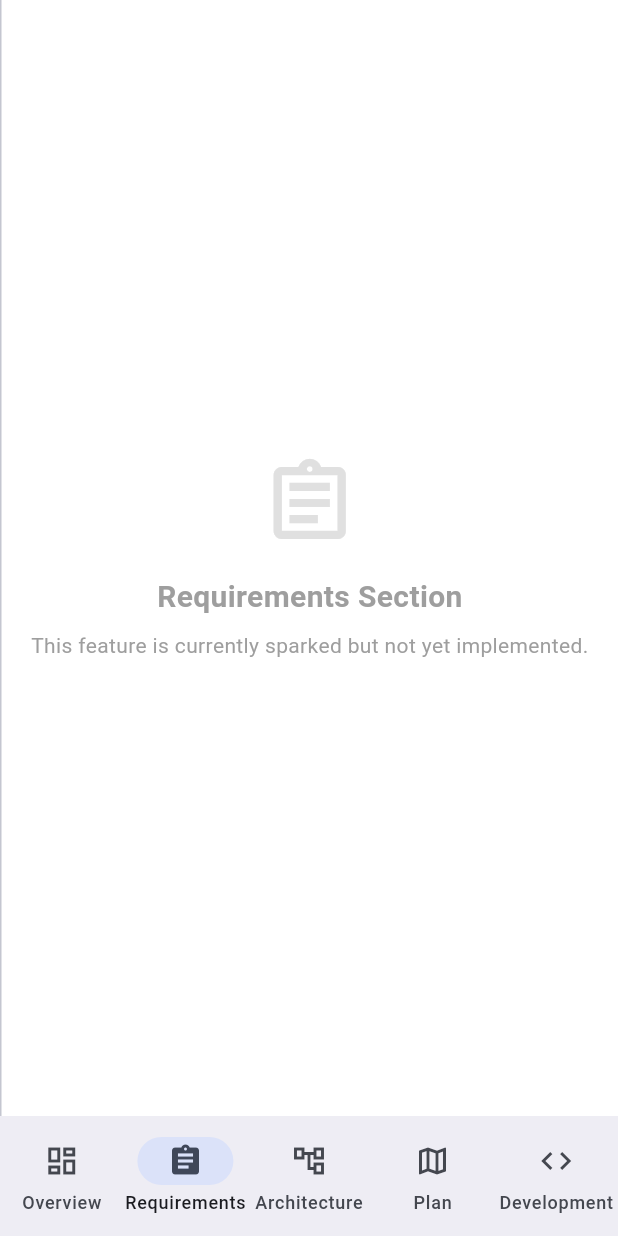
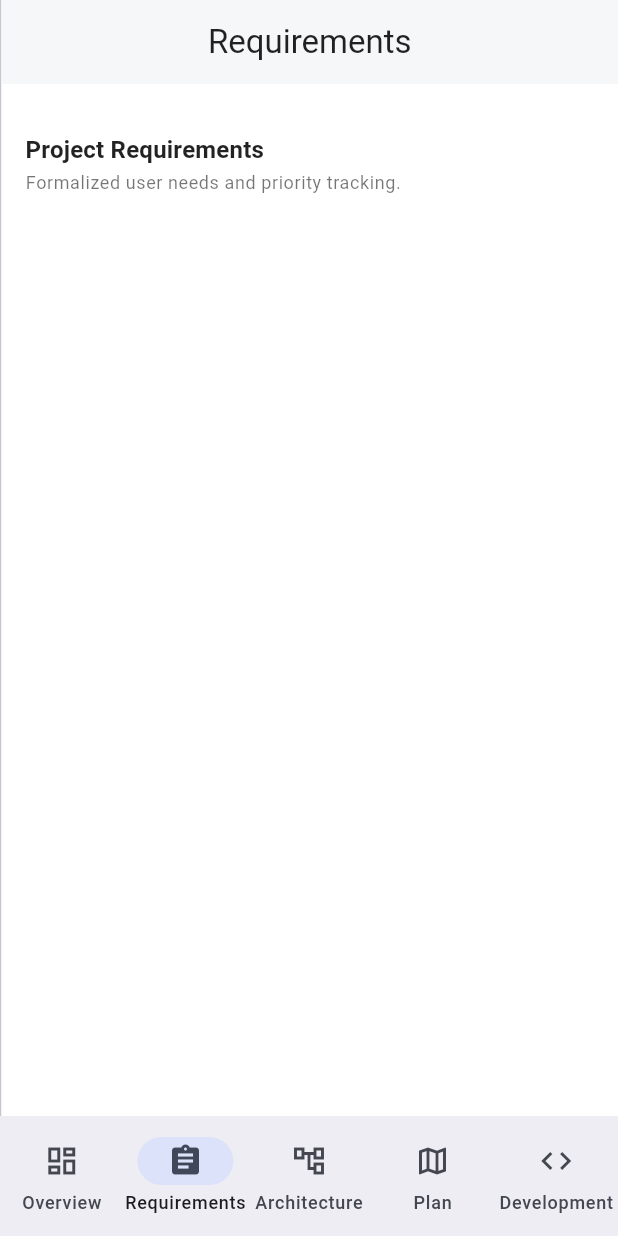
Before and after one commit to shubham230523/kindle, a Flutter app: the ProjectWorkspaceShell screen opened directly with empty values, item 2 of the bottom bar chosen, on a phone screen of 412 x 824 dp. Run offline on Flutter 3.47's test engine with Material 3 defaults, Android fonts, the phone set to English and light mode, and no system bars.

Commit message:
project workspace shell created

```diff
--- /dev/null
+++ b/lib/features/project/screens/requirements_list_screen.dart
@@ -0,0 +1,112 @@
+import 'package:flutter/material.dart';
+import '../models/project.dart';
+import '../models/requirement.dart';
+import '../../../shared/widgets/kindle_card.dart';
+import '../../../shared/widgets/section_title.dart';
+import '../../../core/constants/app_constants.dart';
+import '../../../core/utils/responsive_layout.dart';
+
+class RequirementsListScreen extends StatelessWidget {
+  final Project project;
+
+  const RequirementsListScreen({super.key, required this.project});
+
+  @override
+  Widget build(BuildContext context) {
+    return Scaffold(
+      appBar: AppBar(
+        title: const Text('Requirements'),
+      ),
+      body: Center(
+        child: ConstrainedBox(
+          constraints: const BoxConstraints(maxWidth: kMaxContentWidth),
+          child: ListView.builder(
+            padding: const EdgeInsets.all(AppConstants.spacingMd),
+            itemCount: project.requirements.length + 1,
+            itemBuilder: (context, index) {
+              if (index == 0) {
+                return const SectionTitle(
+                  title: 'Project Requirements',
+                  subtitle: 'Formalized user needs and priority tracking.',
+                );
+              }
+              final requirement = project.requirements[index - 1];
+              return _RequirementCard(requirement: requirement);
+            },
+          ),
+        ),
+      ),
+    );
+  }
+}
+
+class _RequirementCard extends StatelessWidget {
+  final Requirement requirement;
+
+  const _RequirementCard({required this.requirement});
+
+  @override
+  Widget build(BuildContext context) {
+    return Padding(
+      padding: const EdgeInsets.only(bottom: AppConstants.spacingMd),
+      child: KindleCard(
+        child: Column(
+          crossAxisAlignment: CrossAxisAlignment.start,
+          children: [
+            Row(
+              mainAxisAlignment: MainAxisAlignment.spaceBetween,
+              children: [
+                Expanded(
+                  child: Text(
+                    requirement.title,
+                    style: const TextStyle(fontWeight: FontWeight.bold, fontSize: 16),
+                  ),
+                ),
+                _PriorityBadge(priority: requirement.priority),
+              ],
+            ),
+            const SizedBox(height: 8),
+            Text(
+              requirement.description,
+              style: Theme.of(context).textTheme.bodyMedium,
+            ),
+          ],
+        ),
+      ),
+    );
+  }
+}
+
+class _PriorityBadge extends StatelessWidget {
+  final RequirementPriority priority;
+
+  const _PriorityBadge({required this.priority});
+
+  @override
+  Widget build(BuildContext context) {
+    Color color;
+    switch (priority) {
+      case RequirementPriority.low:
+        color = Colors.blue;
+        break;
+      case RequirementPriority.medium:
+        color = Colors.orange;
+        break;
+      case RequirementPriority.high:
+        color = Colors.red;
+        break;
+    }
+
+    return Container(
+      padding: const EdgeInsets.symmetric(horizontal: 8, vertical: 2),
+      decoration: BoxDecoration(
+        color: color.withValues(alpha: 0.1),
+        borderRadius: BorderRadius.circular(4),
+      ),
+      child: Text(
+        priority.name.toUpperCase(),
+        style: TextStyle(color: color, fontSize: 10, fontWeight: FontWeight.bold),
+      ),
+    );
+  }
+}
--- a/lib/features/workspace/screens/project_workspace_shell.dart
+++ b/lib/features/workspace/screens/project_workspace_shell.dart
@@ -1,6 +1,7 @@
 import 'package:flutter/material.dart';
 import '../../project/models/project.dart';
 import '../../project/screens/project_summary_screen.dart';
+import '../../project/screens/requirements_list_screen.dart';
 import '../../project/screens/architecture_overview_screen.dart';
 import '../../project/screens/development_plan_screen.dart';
 import '../../../core/utils/responsive_layout.dart';
@@ -33,6 +34,8 @@ class _ProjectWorkspaceShellState extends State<ProjectWorkspaceShell> {
     switch (_selectedIndex) {
       case 0:
         return ProjectSummaryScreen(project: widget.project);
+      case 1:
+        return RequirementsListScreen(project: widget.project);
       case 2:
         return ArchitectureOverviewScreen(project: widget.project);
       case 3:
```
